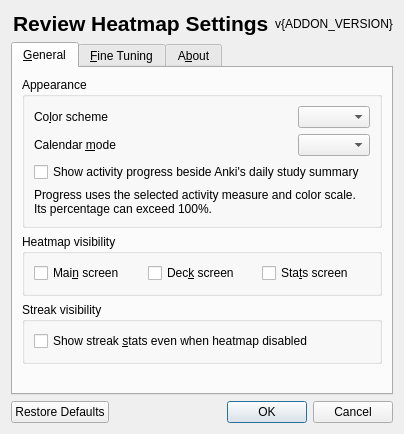
The window that designer/options.ui (tassa-yoniso-manasi-karoto/better-review-heatmap) describes before a commit, drawn with Qt 5.
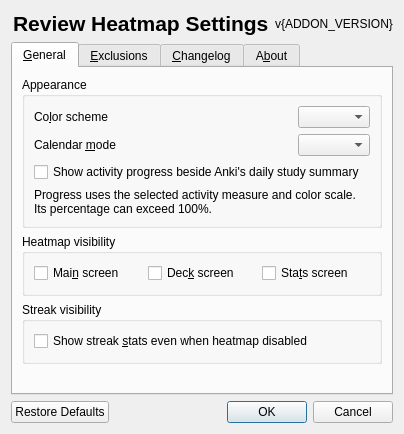
The same window after the commit. Icons and pictures are not drawn.

Commit message: rename settings' tabs and subordinate theme selection to mode selection

Patch:
```diff
--- a/designer/options.ui
+++ b/designer/options.ui
@@ -194,7 +194,7 @@
      </widget>
      <widget class="QWidget" name="tab_2">
       <attribute name="title">
-       <string>&amp;Fine Tuning</string>
+       <string>&amp;Exclusions</string>
       </attribute>
       <layout class="QVBoxLayout" name="verticalLayout_2">
        <item>
@@ -424,6 +424,11 @@
        </item>
       </layout>
      </widget>
+     <widget class="QWidget" name="tabChangelog">
+      <attribute name="title">
+       <string>&amp;Changelog</string>
+      </attribute>
+     </widget>
      <widget class="QWidget" name="tab_3">
       <attribute name="title">
        <string>A&amp;bout</string>
```
The commit also changes 1 other file.
